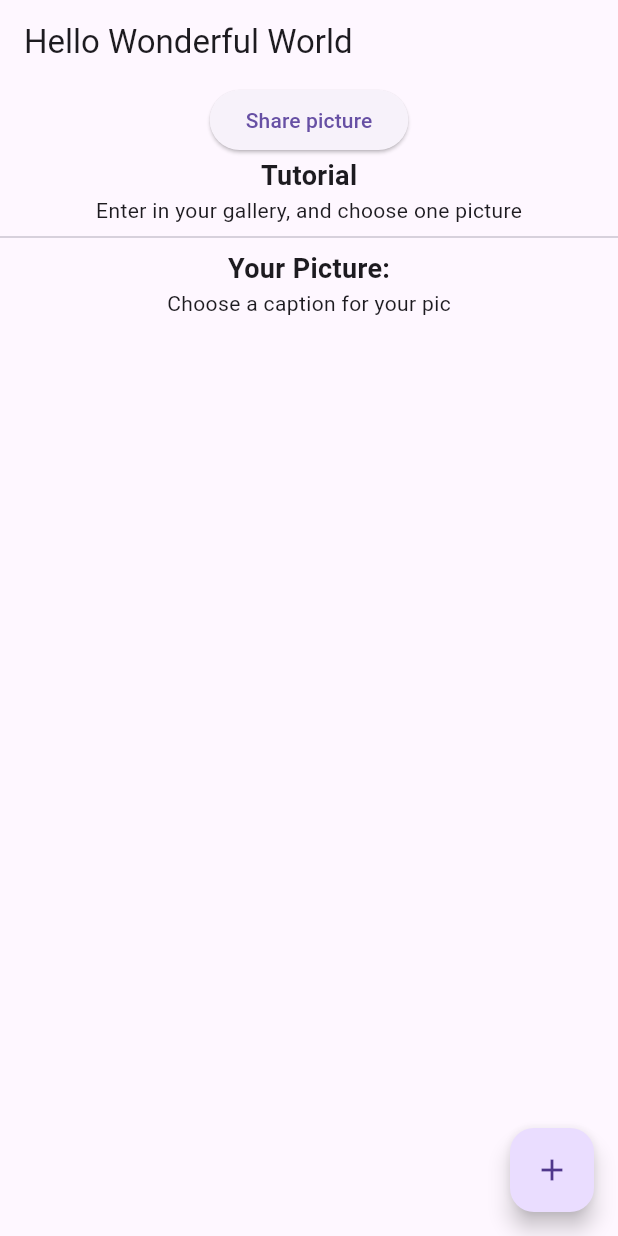
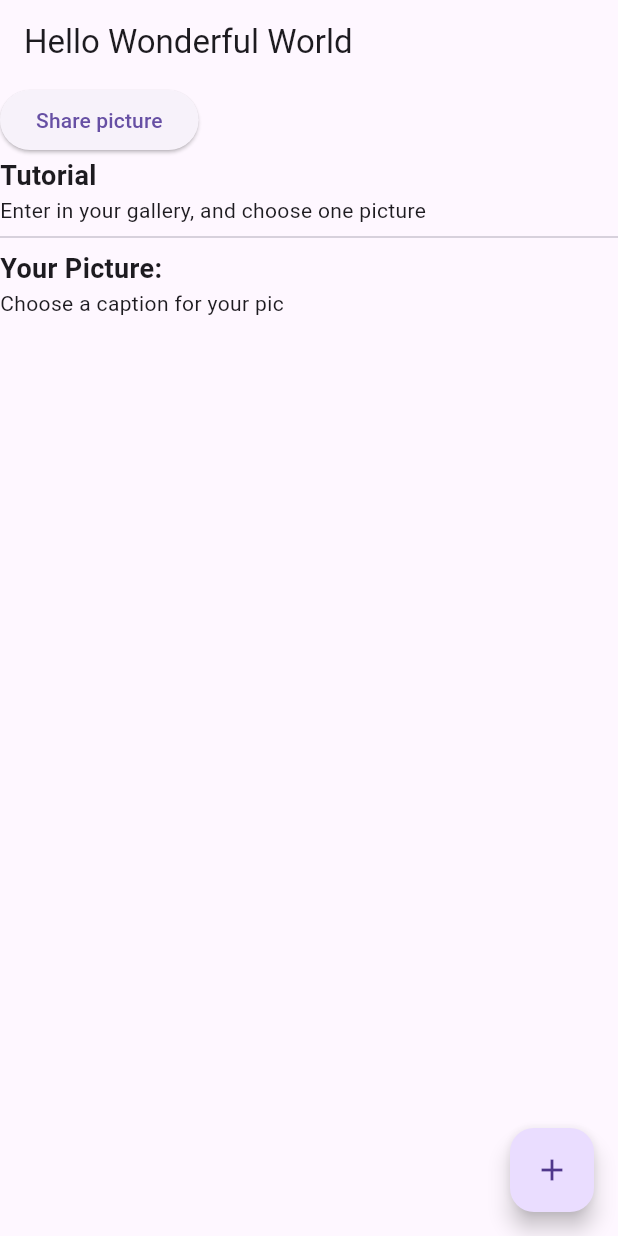
Before and after one commit to marcelovsk1/flutterproject-1, a Flutter app: the screen it shows after launch, on a phone screen of 412 x 824 dp. Run offline on Flutter 3.47's test engine with Material 3 defaults, Android fonts, the phone set to English and light mode, and no system bars.

Commit message:
working on

```diff
--- a/my_app/lib/Screen/screen_excercise.dart
+++ b/my_app/lib/Screen/screen_excercise.dart
@@ -13,13 +13,15 @@ class screenExcercise extends StatelessWidget {
         },
         child: const Icon(Icons.add),
         ),
-        body: Column(children: [
-          ElevatedButton(onPressed: (){},
-           child: const Text("Share picture"),
+        body: Column(
+          crossAxisAlignment: CrossAxisAlignment.start,
+          children: [
+            ElevatedButton(onPressed: (){},
+            child: const Text("Share picture"),
            ),
            const Text("Tutorial", style:
-           TextStyle(fontWeight: FontWeight.bold,
-           fontSize: 18,
+            TextStyle(fontWeight: FontWeight.bold,
+            fontSize: 18,
            ),
            ),
            const Text(
```
